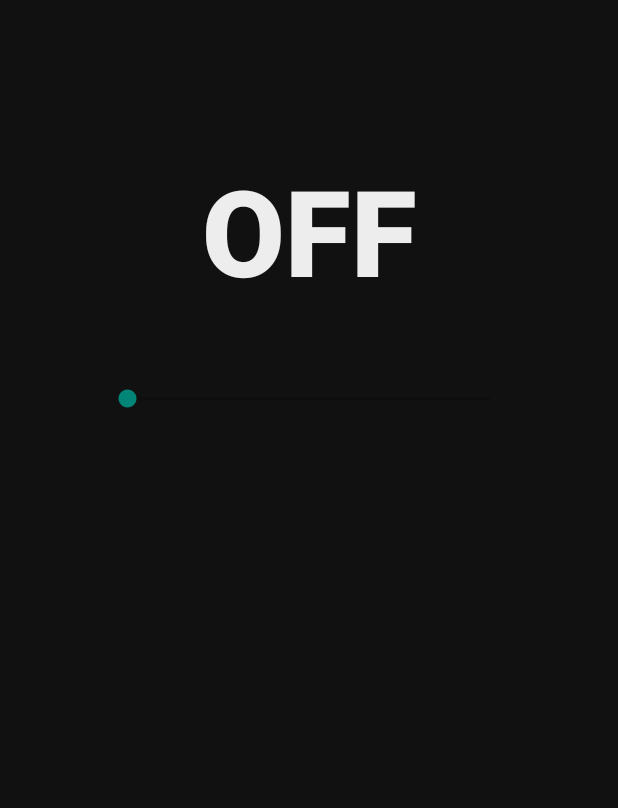
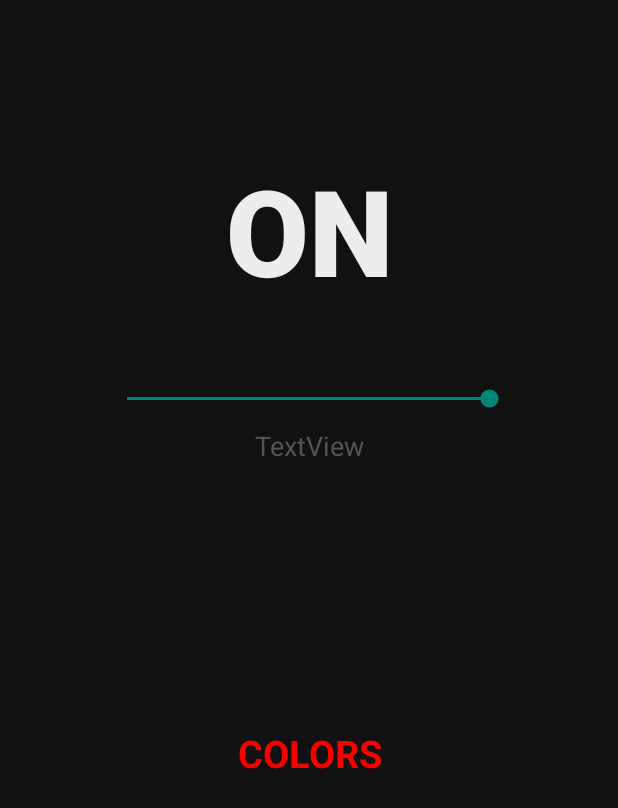
Before and after one commit to devpin95/Android-LED-Controller, an Android app: the layout activity_main.xml on its own in the app's theme, with its tools: preview values and no code run, on a phone screen of 412 x 824 dp. Shown: the top 808 px of the screen. Run offline under Robolectric (Android 15) with nearby library versions, the phone set to English and light mode, and no system bars.

Commit message:
On/Off button now works, slider changes colors when set to 0, textview shows current brightness

```diff
--- a/app/src/main/AndroidManifest.xml
+++ b/app/src/main/AndroidManifest.xml
@@ -18,5 +18,6 @@
             </intent-filter>
         </activity>
     </application>
+    <uses-permission android:name="android.permission.VIBRATE" />
 
 </manifest>
--- a/app/src/main/res/layout/activity_main.xml
+++ b/app/src/main/res/layout/activity_main.xml
@@ -18,7 +18,7 @@
         app:layout_constraintTop_toTopOf="parent">
 
         <Button
-            android:id="@+id/button"
+            android:id="@+id/toggle"
             android:layout_width="200dp"
             android:layout_height="wrap_content"
             android:layout_gravity="center"
@@ -27,7 +27,8 @@
             android:width="70dp"
             android:background="#00FFFFFF"
             android:gravity="center"
-            android:text="@string/OFF"
+            android:onClick="toggleLED"
+            android:text="@string/ON"
             android:textColor="#EDEDED"
             android:textSize="80sp"
             android:textStyle="bold" />
@@ -37,7 +38,29 @@
             style="@style/Widget.AppCompat.SeekBar"
             android:layout_width="274dp"
             android:layout_height="wrap_content"
-            android:max="100" />
+            android:max="100"
+            android:progress="100" />
+
+        <TextView
+            android:id="@+id/brightnessTextView"
+            android:layout_width="match_parent"
+            android:layout_height="wrap_content"
+            android:layout_marginTop="10dp"
+            android:gravity="center"
+            android:text="TextView"
+            android:textColor="@color/secondaryInfo"
+            android:textSize="18sp" />
+
+        <TextView
+            android:id="@+id/colorCodes"
+            android:layout_width="match_parent"
+            android:layout_height="wrap_content"
+            android:layout_marginTop="175dp"
+            android:gravity="center"
+            android:text="COLORS"
+            android:textColor="#F70000"
+            android:textSize="25sp"
+            android:textStyle="bold" />
     </LinearLayout>
 
 </androidx.constraintlayout.widget.ConstraintLayout>
--- a/app/src/main/res/values/colors.xml
+++ b/app/src/main/res/values/colors.xml
@@ -4,4 +4,5 @@
     <color name="colorPrimaryDark">#00574B</color>
     <color name="colorAccent">#D81B60</color>
     <color name="colorBackground">#111111</color>
+    <color name="secondaryInfo">#555555</color>
 </resources>
```
